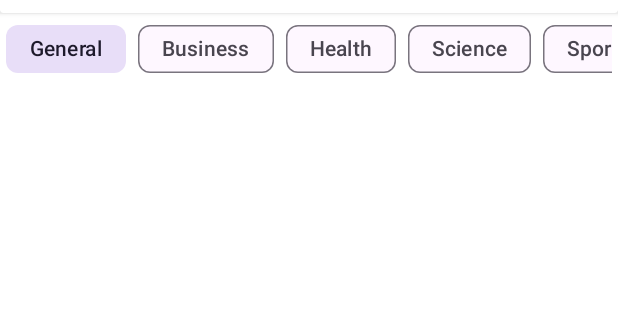
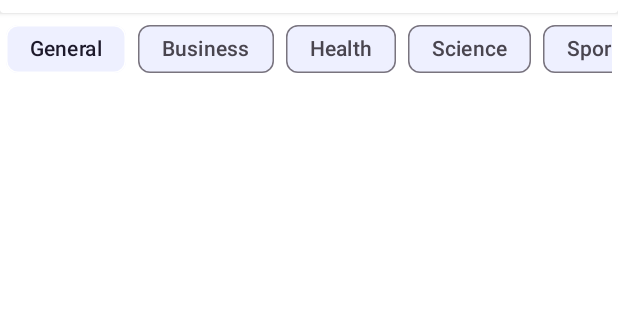
Before and after one commit to Dtorres4433/NewsApp, an Android app: the screen it shows after launch (NewsActivity), on a phone screen of 412 x 824 dp, the part 59-379 px from its top. Run offline under Robolectric (Android 15) with nearby library versions, the phone set to English and light mode, and no system bars.

Commit message:
NEWS ACTIVITY AND ADAPTER MODIFIED

```diff
--- a/app/src/main/java/com/torresdavid/newsapp/Activities/NewsActivity.kt
+++ b/app/src/main/java/com/torresdavid/newsapp/Activities/NewsActivity.kt
@@ -8,6 +8,7 @@ import androidx.appcompat.app.AppCompatActivity
 import androidx.core.view.ViewCompat
 import androidx.core.view.WindowInsetsCompat
 import androidx.recyclerview.widget.RecyclerView
+import com.google.android.material.chip.Chip
 import com.google.android.material.chip.ChipGroup
 import com.google.android.material.snackbar.Snackbar
 import com.torresdavid.newsapp.Adapter.NewsAdapter
@@ -25,12 +26,14 @@ class NewsActivity : AppCompatActivity() {
     private lateinit var recyclerView: RecyclerView
     private lateinit var newsAdapter: NewsAdapter
     private lateinit var chipGroup: ChipGroup
+
     override fun onCreate(savedInstanceState: Bundle?) {
         super.onCreate(savedInstanceState)
         this.enableEdgeToEdge()
         setContentView(R.layout.activity_news)
         homeLoader = findViewById(R.id.homeLoader)
         recyclerView = findViewById(R.id.recyclerView)
+        chipGroup = findViewById(R.id.chipGroup)
         ViewCompat.setOnApplyWindowInsetsListener(
             findViewById(R.id.main)
         ) { v: View, insets: WindowInsetsCompat ->
@@ -39,13 +42,65 @@ class NewsActivity : AppCompatActivity() {
             insets
         }
         showLoader()
-        getNews()
+        getNews("general")
+        chipGroup.setOnCheckedChangeListener { group, checkedId ->
+            val chip: Chip? = group.findViewById(checkedId)
+            chip?.let {
+                val category = chip.text.toString()
+                fetchNewsByCategory(category)
+            }
+        }
     }
 
-    private fun getNews() {
+    private fun fetchNewsByCategory(category: String) {
+        showLoader()
+// For example, you can call different API endpoints based on the category
+        when (category) {
+            getString(R.string.general) -> getNews("general")
+            getString(R.string.business) -> getNews("business")
+            getString(R.string.health) -> getNews("health")
+            getString(R.string.science) -> getNews("science")
+            getString(R.string.sports) -> getNews("sports")
+            getString(R.string.technology) -> getNews("technology")
+        }
+    }
+
+    /**
+     * Fetches news data from the MediaStack API.
+     *
+     * This function performs an asynchronous network request to retrieve news articles.
+     * It utilizes Retrofit for handling the HTTP communication and enqueue() for asynchronous execution.
+     *
+     * On success (HTTP 200 OK):
+     *   - It extracts the news data from the MediaStack response body.
+     *   - It calls the `loadNews()` function to process and display the retrieved news.
+     *   - It calls `hideLoader()` to dismiss any loading indicators.
+     *
+     * On failure (network error or HTTP error other than 200):
+     *   - It calls `hideLoader()` to dismiss any loading indicators.
+     *   - It displays an error message using a Snackbar, informing the user about the failure.
+     *
+     * The response is expected to be of type `MediaStack`, which should contain the news articles in its `data` field.
+     *
+     * @see RetrofitAdapter
+     * @see ApiService
+     * @see MediaStack
+     * @see loadNews
+     * @see hideLoader
+     */
+    private fun getNews(category: String) {
         val retrofitAdapter = RetrofitAdapter()
         val apiService = retrofitAdapter.getRetrofit().create(ApiService::class.java)
-        val call = apiService.getNews()
+        val call = when (category){
+            "general" -> apiService.getNews()
+            "business" -> apiService.getNewsBusiness()
+            "entertainment" -> apiService.getNewsEntertainment()
+            "health" -> apiService.getNewsHealth()
+            "science" -> apiService.getNewsScience()
+            "sports" -> apiService.getNewsSports()
+            "technology" -> apiService.getNewsTechnology()
+            else -> apiService.getNews()
+        }
         call.enqueue(object : Callback<MediaStack> {
             override fun onResponse(call: Call<MediaStack>, response: Response<MediaStack>) {
                 if (response.code() == 200) {
--- a/app/src/main/java/com/torresdavid/newsapp/Interface/ApiService.kt
+++ b/app/src/main/java/com/torresdavid/newsapp/Interface/ApiService.kt
@@ -1,22 +1,24 @@
 package com.torresdavid.newsapp.Interface
 
+import com.torresdavid.newsapp.BuildConfig.API_KEY
 import com.torresdavid.newsapp.Classes.MediaStack
 import retrofit2.Call
 import retrofit2.http.GET
+import retrofit2.http.Query
 
 interface ApiService {
-    @GET("news?access_key=YOUR_API_KEY&countries=us")
-    fun getNews(): Call<MediaStack>
-    @GET("news?access_key=YOUR_API_KEY&countries=us& categories=business")
-    fun getNewsBusiness(): Call<MediaStack>
-    @GET("news?access_key=YOUR_API_KEY&countries=us& categories=entertainment")
-    fun getNewsEntertainment(): Call<MediaStack>
-    @GET("news?access_key=YOUR_API_KEY&countries=us& categories=health")
-    fun getNewsHealth(): Call<MediaStack>
-    @GET("news?access_key=YOUR_API_KEY&countries=us& categories=science")
-    fun getNewsScience(): Call<MediaStack>
-    @GET("news?access_key=YOUR_API_KEY&countries=us& categories=sports")
-    fun getNewsSports(): Call<MediaStack>
-    @GET("news?access_key=YOUR_API_KEY&countries=us& categories=technology")
-    fun getNewsTechnology(): Call<MediaStack>
+    @GET("news")
+    fun getNews(@Query("access_key") accessKey: String = API_KEY, @Query("countries") countries: String = "us"): Call<MediaStack>
+    @GET("news")
+    fun getNewsBusiness(@Query("access_key") accessKey: String = API_KEY, @Query("countries") countries: String = "us",@Query("categories") category:String = "business"): Call<MediaStack>
+    @GET("news")
+    fun getNewsEntertainment(@Query("access_key") accessKey: String = API_KEY, @Query("countries") countries: String = "us",@Query("categories") category:String = "entertainment"): Call<MediaStack>
+    @GET("news")
+    fun getNewsHealth(@Query("access_key") accessKey: String = API_KEY, @Query("countries") countries: String = "us",@Query("categories") category:String = "health"): Call<MediaStack>
+    @GET("news")
+    fun getNewsScience(@Query("access_key") accessKey: String = API_KEY, @Query("countries") countries: String = "us",@Query("categories") category:String = "science"): Call<MediaStack>
+    @GET("news")
+    fun getNewsSports(@Query("access_key") accessKey: String = API_KEY, @Query("countries") countries: String = "us",@Query("categories") category:String = "sports"): Call<MediaStack>
+    @GET("news")
+    fun getNewsTechnology(@Query("access_key") accessKey: String = API_KEY, @Query("countries") countries: String = "us",@Query("categories") category:String = "technology"): Call<MediaStack>
 }
--- a/app/src/main/res/layout/activity_news.xml
+++ b/app/src/main/res/layout/activity_news.xml
@@ -54,6 +54,7 @@
             android:scrollbars="none">
 
             <com.google.android.material.chip.ChipGroup
+                android:id="@+id/chipGroup"
                 android:layout_width="wrap_content"
                 android:layout_height="wrap_content"
                 app:checkedChip="@id/chipGeneral"
@@ -65,42 +66,49 @@
                     style="@style/Widget.Material3.Chip.Suggestion"
                     android:layout_width="wrap_content"
                     android:layout_height="wrap_content"
-                    android:text="@string/general" />
+                    android:text="@string/general"
+                    app:chipBackgroundColor="@color/material_dynamic_primary95"                    app:chipStrokeColor="@color/white" />
 
                 <com.google.android.material.chip.Chip
                     android:id="@+id/chipBusiness"
                     style="@style/Widget.Material3.Chip.Suggestion"
                     android:layout_width="wrap_content"
                     android:layout_height="wrap_content"
-                    android:text="@string/business" />
+                    android:text="@string/business"
+                    app:chipBackgroundColor="@color/material_dynamic_primary95"
+                    />
 
                 <com.google.android.material.chip.Chip
                     android:id="@+id/chipHealth"
                     style="@style/Widget.Material3.Chip.Suggestion"
                     android:layout_width="wrap_content"
                     android:layout_height="wrap_content"
-                    android:text="@string/health" />
+                    android:text="@string/health"
+                    app:chipBackgroundColor="@color/material_dynamic_primary95"/>
 
                 <com.google.android.material.chip.Chip
                     android:id="@+id/chipScience"
                     style="@style/Widget.Material3.Chip.Suggestion"
                     android:layout_width="wrap_content"
                     android:layout_height="wrap_content"
-                    android:text="@string/science" />
+                    android:text="@string/science"
+                    app:chipBackgroundColor="@color/material_dynamic_primary95"/>
 
                 <com.google.android.material.chip.Chip
                     android:id="@+id/chipSports"
                     style="@style/Widget.Material3.Chip.Suggestion"
                     android:layout_width="wrap_content"
                     android:layout_height="wrap_content"
-                    android:text="@string/sports" />
+                    android:text="@string/sports"
+                    app:chipBackgroundColor="@color/material_dynamic_primary95"/>
 
                 <com.google.android.material.chip.Chip
                     android:id="@+id/chipTechnology"
                     style="@style/Widget.Material3.Chip.Suggestion"
                     android:layout_width="wrap_content"
                     android:layout_height="wrap_content"
-                    android:text="@string/technology" />
+                    android:text="@string/technology"
+                    app:chipBackgroundColor="@color/material_dynamic_primary95"/>
             </com.google.android.material.chip.ChipGroup>
         </HorizontalScrollView>
     </ScrollView>
--- a/app/src/main/res/values/colors.xml
+++ b/app/src/main/res/values/colors.xml
@@ -2,4 +2,5 @@
 <resources>
     <color name="black">#FF000000</color>
     <color name="white">#FFFFFFFF</color>
+    <color name="primary">#0187CB</color>
 </resources>
--- a/app/src/main/res/values/themes.xml
+++ b/app/src/main/res/values/themes.xml
@@ -2,7 +2,15 @@
     <!-- Base application theme. -->
     <style name="Base.Theme.NewsApp" parent="Theme.Material3.DayNight.NoActionBar">
         <!-- Customize your light theme here. -->
-        <!-- <item name="colorPrimary">@color/my_light_primary</item> -->
+        <item name="colorPrimary">@color/primary</item>
+        <item name="colorPrimaryVariant">@color/primary</item>
+        <item name="colorOnPrimary">@color/white</item>
+        <item name="colorSecondary">@color/primary</item>
+        <item name="colorSecondaryVariant">@color/primary</item>
+        <item name="colorOnSecondary">@color/white</item>
+        <item name="colorSurface">@color/white</item>
+        <item name="colorOnSurface">@color/black</item>
+        <item name="cardBackgroundColor">@color/white</item>
     </style>
 
     <style name="Theme.NewsApp" parent="Base.Theme.NewsApp" />
```
Also changed, not shown: app/build.gradle.kts (+10 -4 lines), app/src/main/java/com/torresdavid/newsapp/Adapter/NewsAdapter.kt (+16 -7 lines), app/src/main/res/layout/news_card.xml (+11 -6 lines), gradle/libs.versions.toml (+7 -5 lines), gradle/wrapper/gradle-wrapper.properties, 1 other file.
